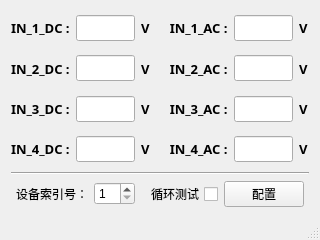
This is mainwindow.ui in tgl233/TH_ISE130_I as Qt 5 draws it before an edit. The edited form follows.
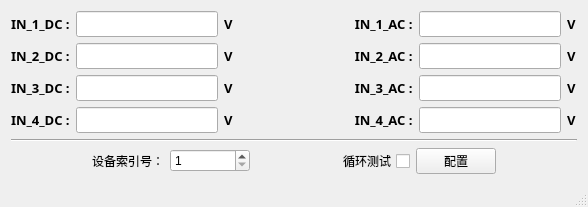
This is the edited form. Icons and pictures are not drawn.

Commit message: 所有数据字保留两位小数

The edit to the form file:
```diff
--- a/mainwindow.ui
+++ b/mainwindow.ui
@@ -6,8 +6,8 @@
    <rect>
     <x>0</x>
     <y>0</y>
-    <width>320</width>
-    <height>240</height>
+    <width>588</width>
+    <height>206</height>
    </rect>
   </property>
   <property name="windowTitle">
```
The commit also changes 1 other file.
